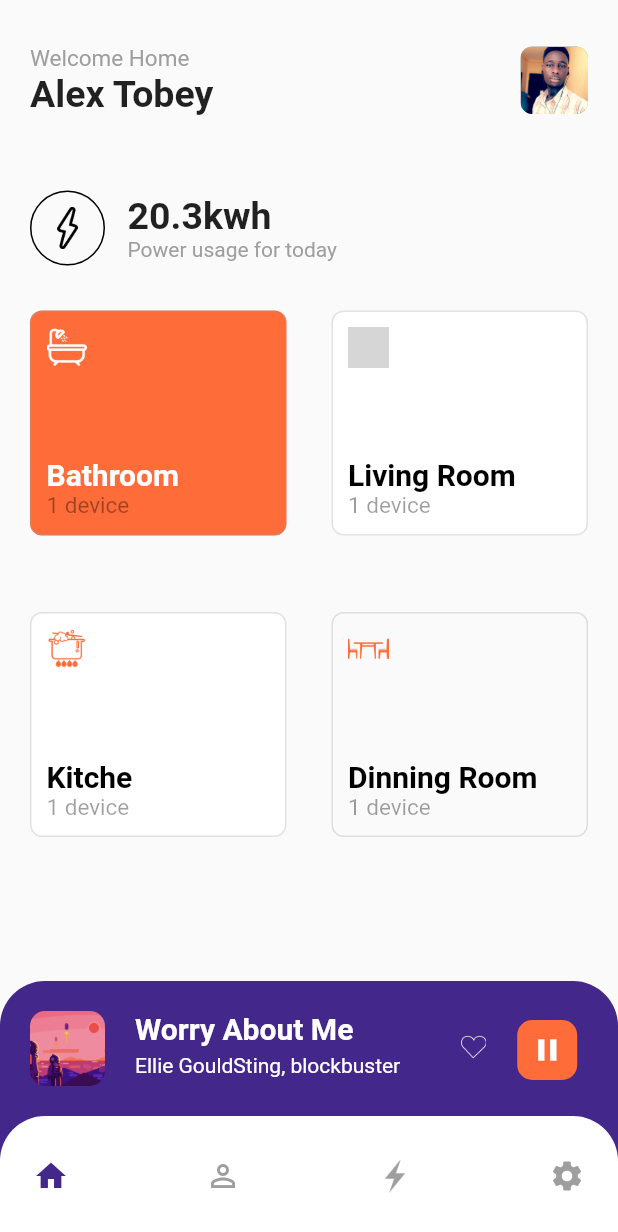
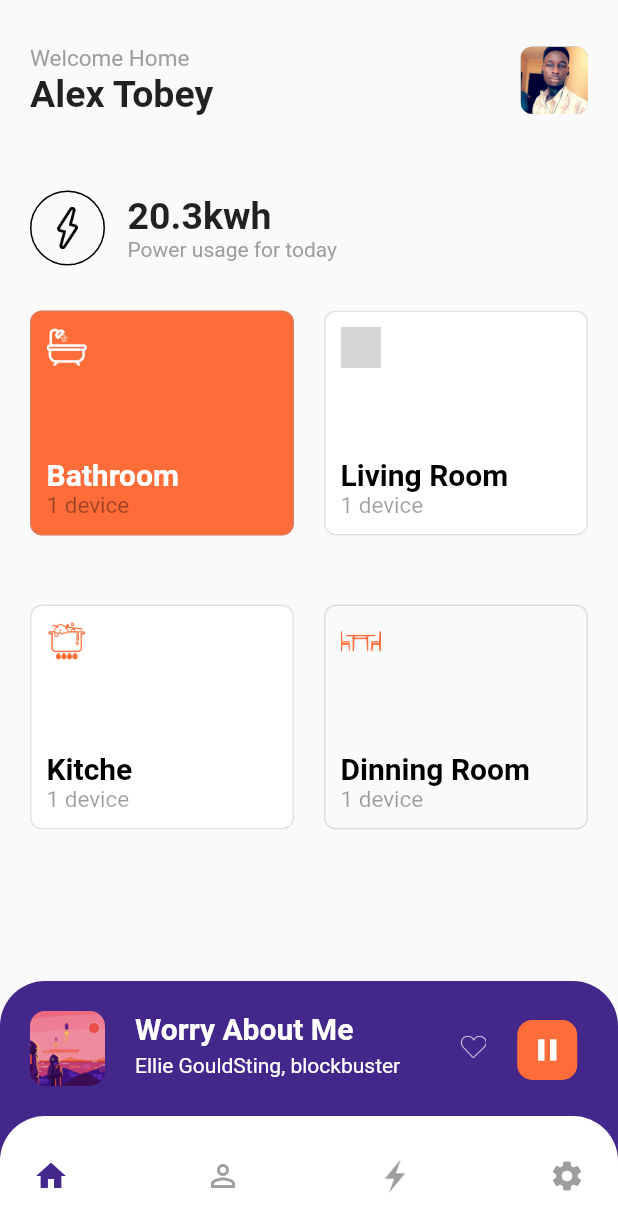
Before and after one commit to GabbyOwusu/voltagechecker_ui, a Flutter app: the screen it shows after launch, on a phone screen of 412 x 824 dp. Shown: the top 1232 px of the screen. Run offline on Flutter 3.47's test engine with Material 2 defaults, Android fonts, the phone set to English and light mode, and no system bars; grey boxes are pictures that could not be loaded.

Commit message:
Fixed Overflow Error

```diff
--- a/lib/screens/home.dart
+++ b/lib/screens/home.dart
@@ -88,8 +88,8 @@ class _MyHomePageState extends State<MyHomePage> {
                         physics: NeverScrollableScrollPhysics(),
                         gridDelegate: SliverGridDelegateWithFixedCrossAxisCount(
                             crossAxisCount: 2,
-                            mainAxisSpacing: 30,
-                            crossAxisSpacing: 30),
+                            mainAxisSpacing: 20,
+                            crossAxisSpacing: 20),
                         itemCount: 4,
                         itemBuilder: (context, index) =>
                             GridItem(cardDetails: provider.details[index])
```
